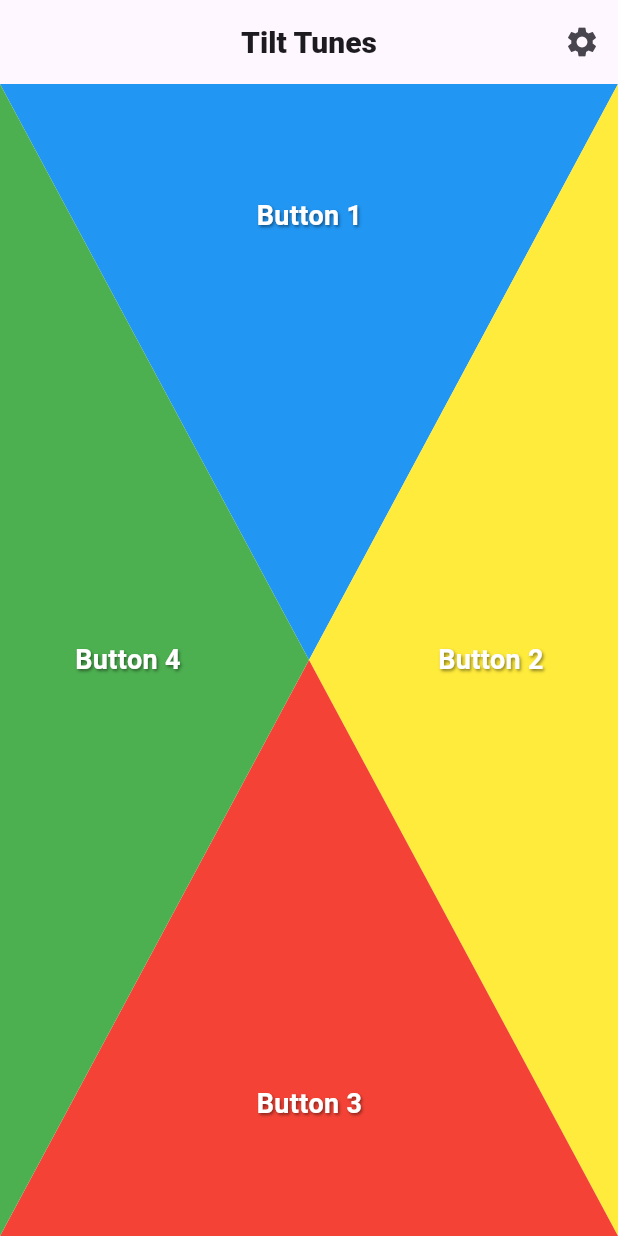
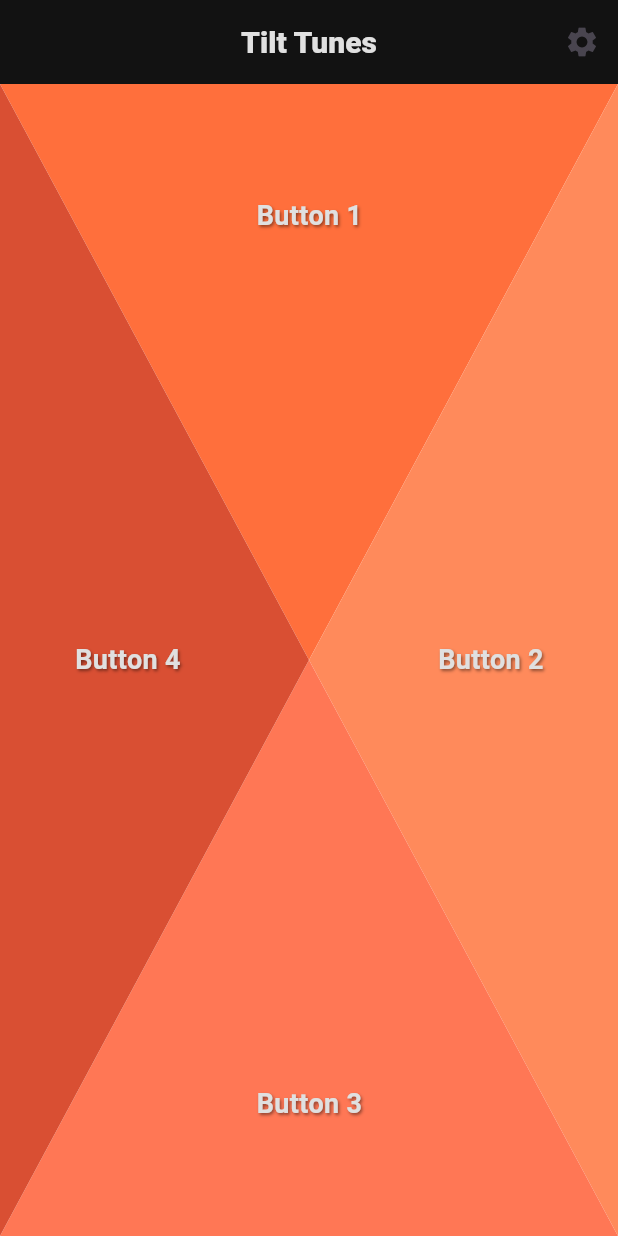
Before and after one commit to MikkelFiltenborg/TiltTunes, a Flutter app: the screen it shows after launch, on a phone screen of 412 x 824 dp. Run offline on Flutter 3.47's test engine with Material 3 defaults, Android fonts, the phone set to English and light mode, and no system bars; our stand-ins replace audioplayers, sensors_plus, shared_preferences.

Commit message:
Color Design WIP

```diff
--- a/lib/features/soundboard/screens/home_screen.dart
+++ b/lib/features/soundboard/screens/home_screen.dart
@@ -23,14 +23,25 @@ class _HomeScreenState extends State<HomeScreen> {
 
   late StreamSubscription _accelerometerSubscription;
   bool _useTiltTrigger = true;
-  double _xSensitivity = 0.5; // Threshold for x axis
-  double _ySensitivity = 0.5; // Threshold for y axis
+
+  double _xSensitivity = 0.5;
+  double _ySensitivity = 0.5;
+
   bool _canTrigger = true;
   int? _lastTriggeredIndex;
+
   double _filteredX = 0;
   double _filteredY = 0;
   double _filteredZ = 0;
+
   final double _alpha = 0.2;
+
+  final List<Color> buttonColors = [
+    const Color(0xFFFF6F3C), // Soft Orange
+    const Color(0xFFFF8A5B), // Warm Coral
+    const Color(0xFFFF7755), // Golden Yellow
+    const Color(0xFFD94F33), // Burnt Sienna
+  ];
 
   @override
   void initState() {
@@ -52,37 +63,25 @@ class _HomeScreenState extends State<HomeScreen> {
     _accelerometerSubscription = accelerometerEventStream().listen((event) {
       if (!_useTiltTrigger || !_canTrigger) return;
 
-      _filteredX = _alpha * event.x + (1 - _alpha) * _filteredX; // Roll
-      _filteredY = _alpha * event.y + (1 - _alpha) * _filteredY; // Pitch
-      _filteredZ = _alpha * event.z + (1 - _alpha) * _filteredZ; // Yaw
+      _filteredX = _alpha * event.x + (1 -_alpha) * _filteredX; // Roll
+      _filteredY = _alpha * event.y + (1 -_alpha) * _filteredY; // Pitch
+      _filteredZ = _alpha * event.z + (1 -_alpha) * _filteredZ; // Yaw
 
-      final pitch = atan2(
-        -_filteredX,
-        sqrt(_filteredY * _filteredY + _filteredZ * _filteredZ),
-      );
+      final pitch = atan2(-_filteredX, sqrt(_filteredY * _filteredY + _filteredZ * _filteredZ));
       final roll = atan2(_filteredY, _filteredZ);
 
       final pitchDegrees = pitch * 180 / pi;
       final rollDegrees = roll * 180 / pi;
 
-      if (rollDegrees > _xSensitivity * 45) {
-        _triggerButton(0);
-      } // Roll left
-      else if (pitchDegrees < -_ySensitivity * 45) {
-        _triggerButton(1);
-      } // Pitch forward
-      else if (rollDegrees < -_xSensitivity * 45) {
-        _triggerButton(2);
-      } // Roll right
-      else if (pitchDegrees > _ySensitivity * 45) {
-        _triggerButton(3);
-      } // Pitch backward
+      if (rollDegrees > _xSensitivity * 45) {_triggerButton(0);}       // Roll left
+      else if (pitchDegrees < -_ySensitivity * 45) {_triggerButton(1);} // Pitch forward
+      else if (rollDegrees < -_xSensitivity * 45) {_triggerButton(2);} // Roll right
+      else if (pitchDegrees > _ySensitivity * 45) {_triggerButton(3);}  // Pitch backward
     });
   }
 
   void _triggerButton(int index) {
-    if (_lastTriggeredIndex == index)
-      return; // Prevent repeat trigger for same direction
+    if (_lastTriggeredIndex == index) return; // Prevent repeat trigger for same direction
 
     _onButtonTap(context, index + 1);
     _lastTriggeredIndex = index;
@@ -106,24 +105,33 @@ class _HomeScreenState extends State<HomeScreen> {
       appBar: AppBar(
         title: const Text(
           'Tilt Tunes',
-          style: TextStyle(fontSize: 20, fontWeight: FontWeight.w900),
+          style: TextStyle(fontSize: 20, fontWeight: FontWeight.w900, color: Color(0xFFE0E0E0)),
         ),
         centerTitle: true,
+        backgroundColor: const Color(0xFF121212),
         actions: [
           IconButton(
             icon: const Icon(Icons.settings),
             onPressed: () async {
               final result = await Navigator.push(
                 context,
-                MaterialPageRoute(builder: (context) => const SettingsScreen()),
+                MaterialPageRoute(
+                  builder: (context) => const SettingsScreen(),
+                ),
               );
 
               if (result is Map<String, dynamic>) {
                 setState(() {
                   _useTiltTrigger = result['useTilt'] ?? true;
-                  _xSensitivity = result['sensitivityX'] ?? 1.5;
-                  _ySensitivity = result['sensitivityY'] ?? 1.5;
+                  _xSensitivity = result['sensitivityX'] ?? 0.5;
+                  _ySensitivity = result['sensitivityY'] ?? 0.5;
                 });
+                _accelerometerSubscription.cancel();
+                _filteredX = 0;
+                _filteredY = 0;
+                _filteredZ = 0;
+
+                _startListeningToAccelerometer();
               }
               _loadSoundAssignments();
             },
@@ -144,7 +152,7 @@ class _HomeScreenState extends State<HomeScreen> {
                 right: 0,
                 height: height / 2,
                 child: _TriangleButton(
-                  color: Colors.blue,
+                  color: buttonColors[0],
                   direction: TriangleDirection.down,
                   text: soundTitles[0],
                   textAlign: Alignment.topCenter,
@@ -159,7 +167,7 @@ class _HomeScreenState extends State<HomeScreen> {
                 bottom: 0,
                 width: width / 2,
                 child: _TriangleButton(
-                  color: Colors.yellow,
+                  color: buttonColors[1],
                   direction: TriangleDirection.left,
                   text: soundTitles[1],
                   textAlign: Alignment.centerRight,
@@ -174,7 +182,7 @@ class _HomeScreenState extends State<HomeScreen> {
                 bottom: 0,
                 height: height / 2,
                 child: _TriangleButton(
-                  color: Colors.red,
+                  color: buttonColors[2],
                   direction: TriangleDirection.up,
                   text: soundTitles[2],
                   textAlign: Alignment.bottomCenter,
@@ -189,7 +197,7 @@ class _HomeScreenState extends State<HomeScreen> {
                 bottom: 0,
                 width: width / 2,
                 child: _TriangleButton(
-                  color: Colors.green,
+                  color: buttonColors[3],
                   direction: TriangleDirection.right,
                   text: soundTitles[3],
                   textAlign: Alignment.centerLeft,
@@ -256,7 +264,7 @@ class _TriangleButton extends StatelessWidget {
                   overflow: TextOverflow.ellipsis,
                   softWrap: false,
                   style: const TextStyle(
-                    color: Colors.white,
+                    color: Color(0xFFE0E0E0),
                     fontSize: 18,
                     fontWeight: FontWeight.bold,
                     shadows: [
@@ -264,7 +272,7 @@ class _TriangleButton extends StatelessWidget {
                         blurRadius: 2,
                         color: Colors.black45,
                         offset: Offset(1, 1),
-                      ),
+                      )
                     ],
                   ),
                 ),
```
Also changed, not shown: lib/features/soundboard/screens/settings_screen.dart (+18 -11 lines).
